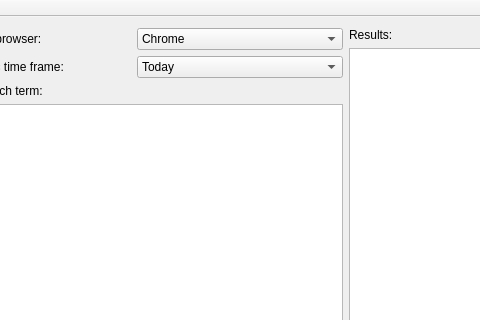
Old version of the form SearchBrowser/searchbrowser.ui in the repository damian-tomczak/SearchBrowser; both pictures show x 87 to 567 and y 0 to 320 of the 865 by 452 pixel window.
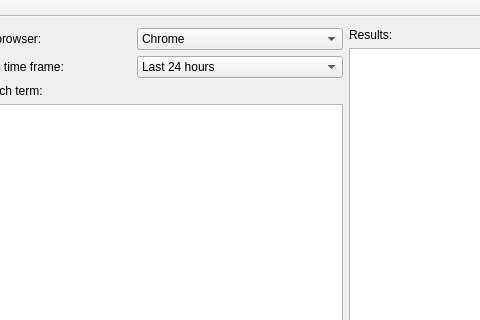
New version of the form.

What changed in the file:
```diff
--- a/SearchBrowser/searchbrowser.ui
+++ b/SearchBrowser/searchbrowser.ui
@@ -50,7 +50,7 @@
          <widget class="QComboBox" name="Time">
           <item>
            <property name="text">
-            <string>Today</string>
+            <string>Last 24 hours</string>
            </property>
           </item>
           <item>
```
Left out of the diff: 2 changed lines with no effect on the pictures.
